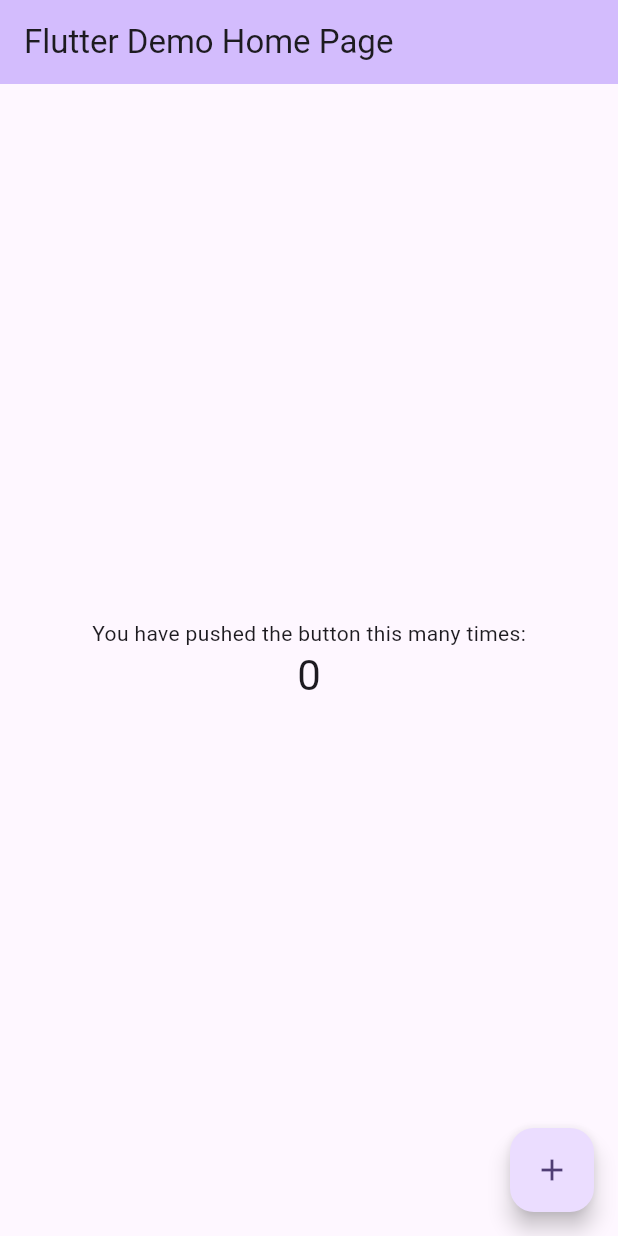
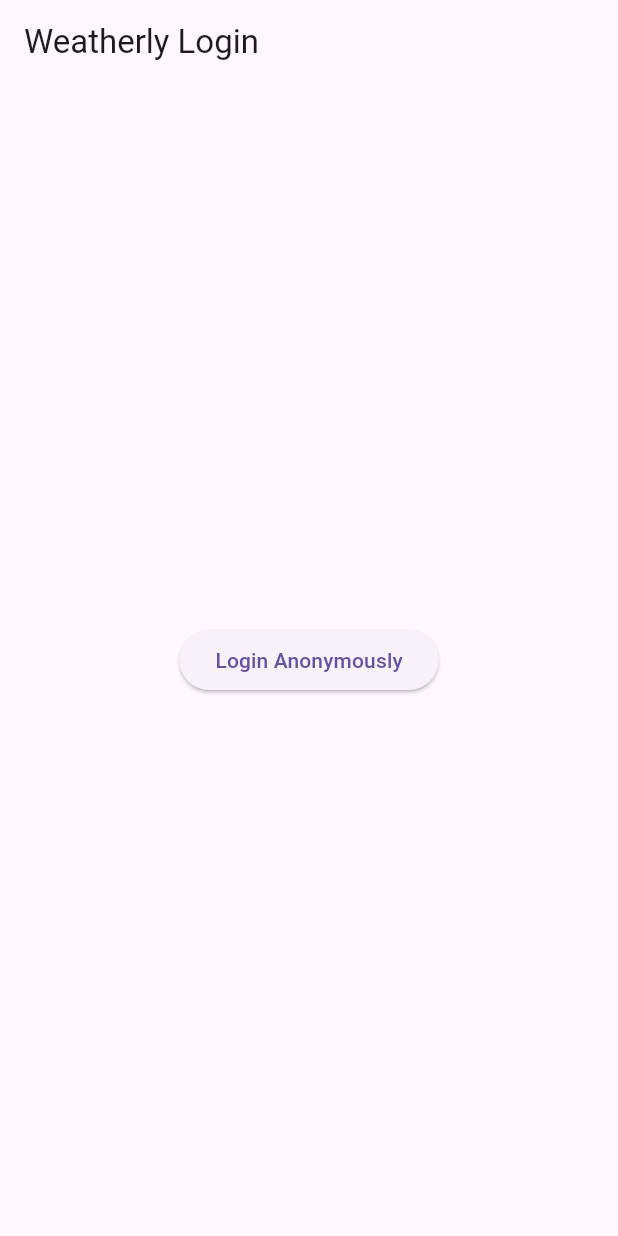
Before and after one commit to FMABrotherhoodX/Weatherly, a Flutter app: the screen it shows after launch, on a phone screen of 412 x 824 dp. Run offline on Flutter 3.47's test engine with Material 3 defaults, Android fonts, the phone set to English and light mode, and no system bars; our stand-ins replace firebase_auth, firebase_core; accounts and stored records are empty.

Commit message:
Baseline for APP
created a baseline structure for the weather app

Co-Authored-By: jcaviness1 <109058376+jcaviness1@users.noreply.github.com>

```diff
--- /dev/null
+++ b/weatherly/lib/app.dart
@@ -0,0 +1,20 @@
+import 'package:flutter/material.dart';
+import 'loginscreen.dart';
+import 'homescreen.dart';
+
+class WeatherlyApp extends StatelessWidget {
+  @override
+  Widget build(BuildContext context) {
+    return MaterialApp(
+      title: 'Weatherly',
+      theme: ThemeData(
+        primarySwatch: Colors.blue,
+        visualDensity: VisualDensity.adaptivePlatformDensity,
+      ),
+      home: LoginScreen(),
+      routes: {
+        '/home': (context) => HomeScreen(),
+      },
+    );
+  }
+}
--- /dev/null
+++ b/weatherly/lib/homescreen.dart
@@ -0,0 +1,15 @@
+import 'package:flutter/material.dart';
+
+class HomeScreen extends StatelessWidget {
+  @override
+  Widget build(BuildContext context) {
+    return Scaffold(
+      appBar: AppBar(
+        title: Text('Weatherly Home'),
+      ),
+      body: Center(
+        child: Text('Welcome to Weatherly!'),
+      ),
+    );
+  }
+}
--- /dev/null
+++ b/weatherly/lib/loginscreen.dart
@@ -0,0 +1,24 @@
+import 'package:flutter/material.dart';
+import 'package:firebase_auth/firebase_auth.dart';
+
+class LoginScreen extends StatelessWidget {
+  final FirebaseAuth _auth = FirebaseAuth.instance;
+
+  @override
+  Widget build(BuildContext context) {
+    return Scaffold(
+      appBar: AppBar(
+        title: Text("Weatherly Login"),
+      ),
+      body: Center(
+        child: ElevatedButton(
+          child: Text('Login Anonymously'),
+          onPressed: () async {
+            await _auth.signInAnonymously();
+            Navigator.pushReplacementNamed(context, '/home');
+          },
+        ),
+      ),
+    );
+  }
+}
--- a/weatherly/lib/main.dart
+++ b/weatherly/lib/main.dart
@@ -1,125 +1,9 @@
 import 'package:flutter/material.dart';
+import 'package:firebase_core/firebase_core.dart';
+import 'app.dart';
 
-void main() {
-  runApp(const MyApp());
+void main() async {
+  WidgetsFlutterBinding.ensureInitialized();
+  await Firebase.initializeApp();
+  runApp(WeatherlyApp());
 }
-
-class MyApp extends StatelessWidget {
-  const MyApp({super.key});
-
-  // This widget is the root of your application.
-  @override
-  Widget build(BuildContext context) {
-    return MaterialApp(
-      title: 'Flutter Demo',
-      theme: ThemeData(
-        // This is the theme of your application.
-        //
-        // TRY THIS: Try running your application with "flutter run". You'll see
-        // the application has a purple toolbar. Then, without quitting the app,
-        // try changing the seedColor in the colorScheme below to Colors.green
-        // and then invoke "hot reload" (save your changes or press the "hot
-        // reload" button in a Flutter-supported IDE, or press "r" if you used
-        // the command line to start the app).
-        //
-        // Notice that the counter didn't reset back to zero; the application
-        // state is not lost during the reload. To reset the state, use hot
-        // restart instead.
-        //
-        // This works for code too, not just values: Most code changes can be
-        // tested with just a hot reload.
-        colorScheme: ColorScheme.fromSeed(seedColor: Colors.deepPurple),
-        useMaterial3: true,
-      ),
-      home: const MyHomePage(title: 'Flutter Demo Home Page'),
-    );
-  }
-}
-
-class MyHomePage extends StatefulWidget {
-  const MyHomePage({super.key, required this.title});
-
-  // This widget is the home page of your application. It is stateful, meaning
-  // that it has a State object (defined below) that contains fields that affect
-  // how it looks.
-
-  // This class is the configuration for the state. It holds the values (in this
-  // case the title) provided by the parent (in this case the App widget) and
-  // used by the build method of the State. Fields in a Widget subclass are
-  // always marked "final".
-
-  final String title;
-
-  @override
-  State<MyHomePage> createState() => _MyHomePageState();
-}
-
-class _MyHomePageState extends State<MyHomePage> {
-  int _counter = 0;
-
-  void _incrementCounter() {
-    setState(() {
-      // This call to setState tells the Flutter framework that something has
-      // changed in this State, which causes it to rerun the build method below
-      // so that the display can reflect the updated values. If we changed
-      // _counter without calling setState(), then the build method would not be
-      // called again, and so nothing would appear to happen.
-      _counter++;
-    });
-  }
-
-  @override
-  Widget build(BuildContext context) {
-    // This method is rerun every time setState is called, for instance as done
-    // by the _incrementCounter method above.
-    //
-    // The Flutter framework has been optimized to make rerunning build methods
-    // fast, so that you can just rebuild anything that needs updating rather
-    // than having to individually change instances of widgets.
-    return Scaffold(
-      appBar: AppBar(
-        // TRY THIS: Try changing the color here to a specific color (to
-        // Colors.amber, perhaps?) and trigger a hot reload to see the AppBar
-        // change color while the other colors stay the same.
-        backgroundColor: Theme.of(context).colorScheme.inversePrimary,
-        // Here we take the value from the MyHomePage object that was created by
-        // the App.build method, and use it to set our appbar title.
-        title: Text(widget.title),
-      ),
-      body: Center(
-        // Center is a layout widget. It takes a single child and positions it
-        // in the middle of the parent.
-        child: Column(
-          // Column is also a layout widget. It takes a list of children and
-          // arranges them vertically. By default, it sizes itself to fit its
-          // children horizontally, and tries to be as tall as its parent.
-          //
-          // Column has various properties to control how it sizes itself and
-          // how it positions its children. Here we use mainAxisAlignment to
-          // center the children vertically; the main axis here is the vertical
-          // axis because Columns are vertical (the cross axis would be
-          // horizontal).
-          //
-          // TRY THIS: Invoke "debug painting" (choose the "Toggle Debug Paint"
-          // action in the IDE, or press "p" in the console), to see the
-          // wireframe for each widget.
-          mainAxisAlignment: MainAxisAlignment.center,
-          children: <Widget>[
-            const Text(
-              'You have pushed the button this many times:',
-            ),
-            Text(
-              '$_counter',
-              style: Theme.of(context).textTheme.headlineMedium,
-            ),
-          ],
-        ),
-      ),
-      floatingActionButton: FloatingActionButton(
-        onPressed: _incrementCounter,
-        tooltip: 'Increment',
-        child: const Icon(Icons.add),
-      ), // This trailing comma makes auto-formatting nicer for build methods.
-    );
-  }
-}
```
Also changed, not shown: weatherly/pubspec.yaml (+8 -1 lines), weatherly/pubspec.lock, 1 other file.
